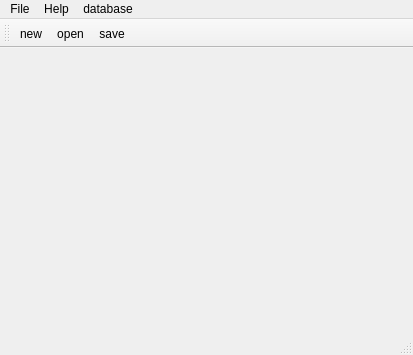
jkdirac/igame, file src/igameUi/mainWindow.ui: the form before one commit.
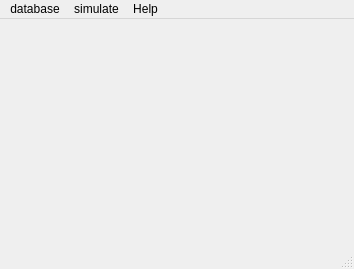
The form after the commit. Icons and pictures are not drawn.

```diff
--- a/src/igameUi/mainWindow.ui
+++ b/src/igameUi/mainWindow.ui
@@ -6,8 +6,8 @@
    <rect>
     <x>0</x>
     <y>0</y>
-    <width>413</width>
-    <height>355</height>
+    <width>354</width>
+    <height>269</height>
    </rect>
   </property>
   <property name="windowTitle">
@@ -21,22 +21,10 @@
     <rect>
      <x>0</x>
      <y>0</y>
-     <width>413</width>
+     <width>354</width>
      <height>23</height>
     </rect>
    </property>
-   <widget class="QMenu" name="menuFile">
-    <property name="title">
-     <string>File</string>
-    </property>
-    <addaction name="actionNew"/>
-    <addaction name="actionOpen"/>
-    <addaction name="actionSave"/>
-    <addaction name="actionSave_as"/>
-    <addaction name="actionImport_SBML"/>
-    <addaction name="actionExport_SBML"/>
-    <addaction name="actionAnaly_sbml"/>
-   </widget>
    <widget class="QMenu" name="menuHelp">
     <property name="title">
      <string>Help</string>
@@ -49,23 +37,14 @@
     </property>
     <addaction name="actionImport_data"/>
    </widget>
-   <addaction name="menuFile"/>
-   <addaction name="menuHelp"/>
+   <widget class="QMenu" name="menuSimulate">
+    <property name="title">
+     <string>simulate</string>
+    </property>
+   </widget>
    <addaction name="menuDatabase"/>
-  </widget>
-  <widget class="QToolBar" name="toolBar">
-   <property name="windowTitle">
-    <string>toolBar</string>
-   </property>
-   <attribute name="toolBarArea">
-    <enum>TopToolBarArea</enum>
-   </attribute>
-   <attribute name="toolBarBreak">
-    <bool>false</bool>
-   </attribute>
-   <addaction name="actionNew"/>
-   <addaction name="actionOpen"/>
-   <addaction name="actionSave"/>
+   <addaction name="menuSimulate"/>
+   <addaction name="menuHelp"/>
   </widget>
   <widget class="QStatusBar" name="statusBar"/>
   <action name="actionNew">
```
